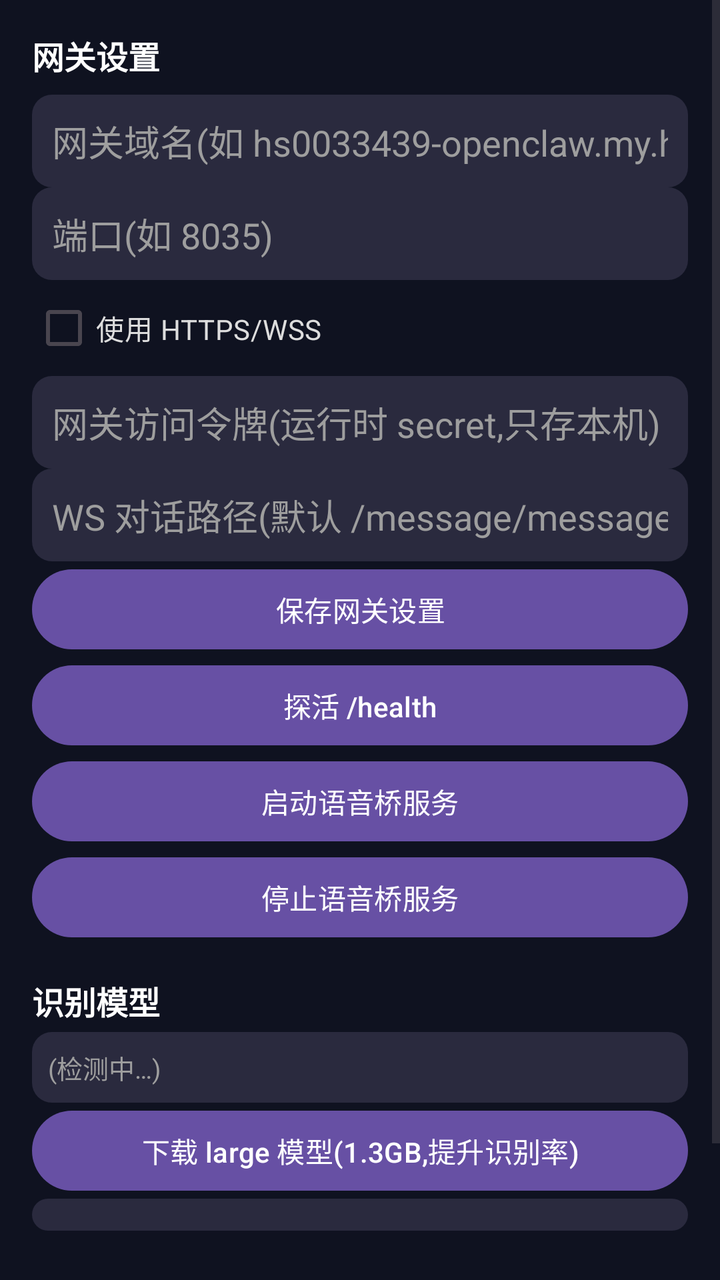
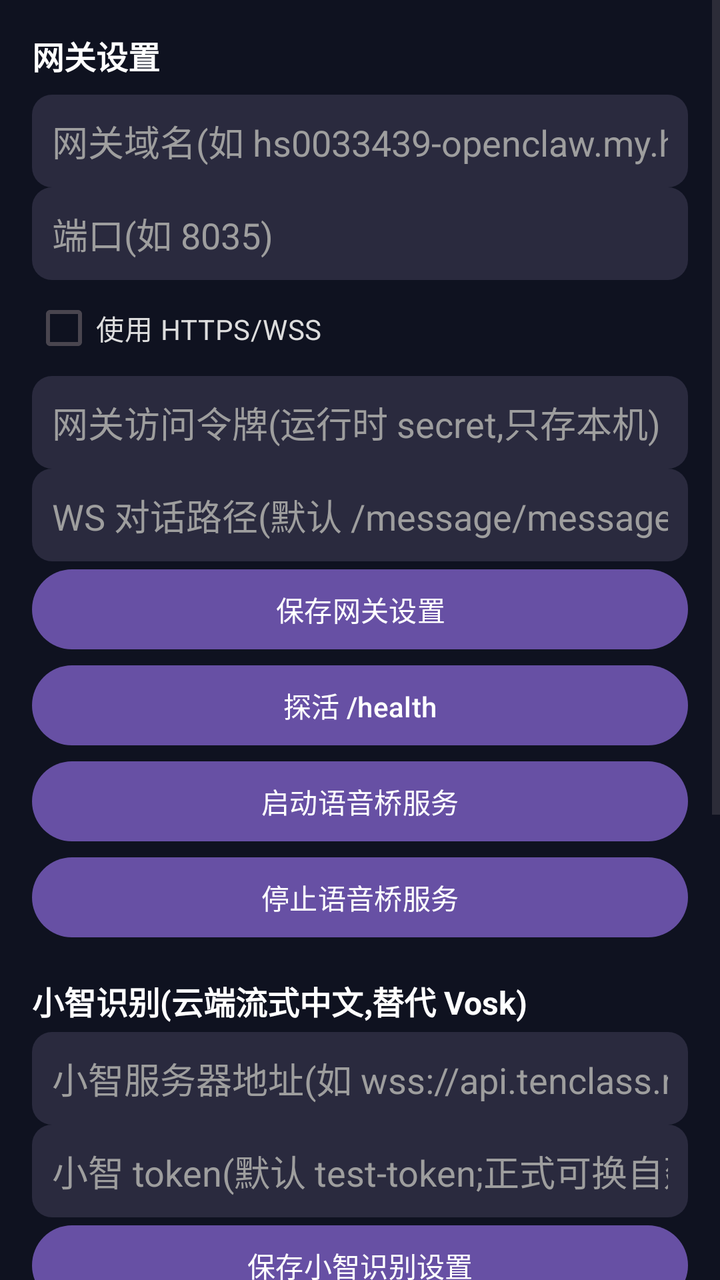

Screens rendered from an Android XML layout before and after an edit, with the pre-edit source and the edit as a unified diff.
<!-- AndroidManifest.xml: application theme Theme.VoiceBridge -->
<!-- res/layout/fragment_settings.xml -->
<?xml version="1.0" encoding="utf-8"?>
<ScrollView xmlns:android="http://schemas.android.com/apk/res/android"
    android:layout_width="match_parent"
    android:layout_height="match_parent"
    android:fillViewport="true"
    android:background="#0F1220">

    <LinearLayout
        android:layout_width="match_parent"
        android:layout_height="wrap_content"
        android:orientation="vertical"
        android:padding="16dp">

        <TextView
            android:layout_width="wrap_content"
            android:layout_height="wrap_content"
            android:text="网关设置"
            android:textSize="16sp"
            android:textStyle="bold"
            android:textColor="#FFFFFF"
            android:layout_marginBottom="8dp" />

        <EditText
            android:id="@+id/inputHost"
            android:layout_width="match_parent"
            android:layout_height="wrap_content"
            android:hint="网关域名(如 hs0033439-openclaw.my.hiksemi.net)"
            android:inputType="textUri"
            android:autofillHints="url"
            android:textColor="#FFFFFF"
            android:textColorHint="#9E9E9E"
            android:background="@drawable/bg_input"
            android:padding="10dp" />

        <EditText
            android:id="@+id/inputPort"
            android:layout_width="match_parent"
            android:layout_height="wrap_content"
            android:hint="端口(如 8035)"
            android:inputType="number"
            android:autofillHints="none"
            android:textColor="#FFFFFF"
            android:textColorHint="#9E9E9E"
            android:background="@drawable/bg_input"
            android:padding="10dp" />

        <CheckBox
            android:id="@+id/checkUseTls"
            android:layout_width="wrap_content"
            android:layout_height="wrap_content"
            android:text="使用 HTTPS/WSS"
            android:textColor="#DDDDDD" />

        <EditText
            android:id="@+id/inputToken"
            android:layout_width="match_parent"
            android:layout_height="wrap_content"
            android:hint="网关访问令牌(运行时 secret,只存本机)"
            android:inputType="textPassword"
            android:autofillHints="password"
            android:textColor="#FFFFFF"
            android:textColorHint="#9E9E9E"
            android:background="@drawable/bg_input"
            android:padding="10dp" />

        <EditText
            android:id="@+id/inputWsPath"
            android:layout_width="match_parent"
            android:layout_height="wrap_content"
            android:hint="WS 对话路径(默认 /message/messages/ws)"
            android:inputType="textUri"
            android:autofillHints="none"
            android:textColor="#FFFFFF"
            android:textColorHint="#9E9E9E"
            android:background="@drawable/bg_input"
            android:padding="10dp" />

        <Button
            android:id="@+id/btnSave"
            android:layout_width="match_parent"
            android:layout_height="wrap_content"
            android:text="保存网关设置" />

        <Button
            android:id="@+id/btnHealth"
            android:layout_width="match_parent"
            android:layout_height="wrap_content"
            android:text="探活 /health" />

        <Button
            android:id="@+id/btnStartService"
            android:layout_width="match_parent"
            android:layout_height="wrap_content"
            android:text="启动语音桥服务" />

        <Button
            android:id="@+id/btnStopService"
            android:layout_width="match_parent"
            android:layout_height="wrap_content"
            android:text="停止语音桥服务" />

        <TextView
            android:layout_width="wrap_content"
            android:layout_height="wrap_content"
            android:text="识别模型"
            android:textSize="16sp"
            android:textStyle="bold"
            android:textColor="#FFFFFF"
            android:layout_marginTop="16dp"
            android:layout_marginBottom="4dp" />

        <TextView
            android:id="@+id/modelStatus"
            android:layout_width="match_parent"
            android:layout_height="wrap_content"
            android:text="(检测中…)"
            android:textSize="13sp"
            android:textColor="#9E9E9E"
            android:padding="8dp"
            android:background="@drawable/bg_input" />

        <Button
            android:id="@+id/btnDownloadLarge"
            android:layout_width="match_parent"
            android:layout_height="wrap_content"
            android:text="下载 large 模型(1.3GB,提升识别率)" />

        <Spinner
            android:id="@+id/modelHostSpinner"
            android:layout_width="match_parent"
            android:layout_height="wrap_content"
            android:padding="8dp"
            android:background="@drawable/bg_input" />

        <TextView
            android:id="@+id/modelProgress"
            android:layout_width="match_parent"
            android:layout_height="wrap_content"
            android:text=""
            android:textSize="12sp"
            android:textColor="#4FC3F7"
            android:padding="4dp" />

        <TextView
            android:layout_width="wrap_content"
            android:layout_height="wrap_content"
            android:text="日志"
            android:textSize="16sp"
            android:textStyle="bold"
            android:textColor="#FFFFFF"
            android:layout_marginTop="16dp"
            android:layout_marginBottom="4dp" />

        <TextView
            android:id="@+id/logText"
            android:layout_width="match_parent"
            android:layout_height="wrap_content"
            android:text="(空)"
            android:textSize="12sp"
            android:typeface="monospace"
            android:textColor="#9E9E9E" />
    </LinearLayout>
</ScrollView>
<!-- resources referenced by this layout -->
<resources>
  <!-- drawable bg_input (drawable) -->
  <shape xmlns:android="http://schemas.android.com/apk/res/android"
      android:shape="rectangle">
      <solid android:color="#2A2A3E" />
      <corners android:radius="10dp" />
      <padding
          android:left="10dp"
          android:top="6dp"
          android:right="10dp"
          android:bottom="6dp" />
  </shape>
  <style name="Theme.VoiceBridge" parent="Theme.Material3.DayNight.NoActionBar" />
</resources>

<!-- the commit's change to res/layout/fragment_settings.xml (unified diff, before → after) -->
@@ -102,6 +102,69 @@
         <TextView
             android:layout_width="wrap_content"
             android:layout_height="wrap_content"
+            android:text="小智识别(云端流式中文,替代 Vosk)"
+            android:textSize="16sp"
+            android:textStyle="bold"
+            android:textColor="#FFFFFF"
+            android:layout_marginTop="16dp"
+            android:layout_marginBottom="4dp" />
+
+        <EditText
+            android:id="@+id/inputXzUrl"
+            android:layout_width="match_parent"
+            android:layout_height="wrap_content"
+            android:hint="小智服务器地址(如 wss://api.tenclass.net/xiaozhi/v1/);留空则回退 Vosk"
+            android:inputType="textUri"
+            android:textColor="#FFFFFF"
+            android:textColorHint="#9E9E9E"
+            android:background="@drawable/bg_input"
+            android:padding="10dp" />
+
+        <EditText
+            android:id="@+id/inputXzToken"
+            android:layout_width="match_parent"
+            android:layout_height="wrap_content"
+            android:hint="小智 token(默认 test-token;正式可换自建 server 的 token)"
+            android:inputType="textPassword"
+            android:textColor="#FFFFFF"
+            android:textColorHint="#9E9E9E"
+            android:background="@drawable/bg_input"
+            android:padding="10dp" />
+
+        <Button
+            android:id="@+id/btnSaveXz"
+            android:layout_width="match_parent"
+            android:layout_height="wrap_content"
+            android:text="保存小智识别设置" />
+
+        <TextView
+            android:id="@+id/xzStatus"
+            android:layout_width="match_parent"
+            android:layout_height="wrap_content"
+            android:text=""
+            android:textSize="12sp"
+            android:textColor="#4FC3F7"
+            android:padding="4dp" />
+
+        <Button
+            android:id="@+id/btnActivateXz"
+            android:layout_width="match_parent"
+            android:layout_height="wrap_content"
+            android:text="激活小智设备(首次需在 xiaozhi.me 绑定)" />
+
+        <TextView
+            android:id="@+id/xzActiveStatus"
+            android:layout_width="match_parent"
+            android:layout_height="wrap_content"
+            android:text=""
+            android:textSize="12sp"
+            android:textColor="#9E9E9E"
+            android:padding="8dp"
+            android:background="@drawable/bg_input" />
+
+        <TextView
+            android:layout_width="wrap_content"
+            android:layout_height="wrap_content"
             android:text="识别模型"
             android:textSize="16sp"
             android:textStyle="bold"
